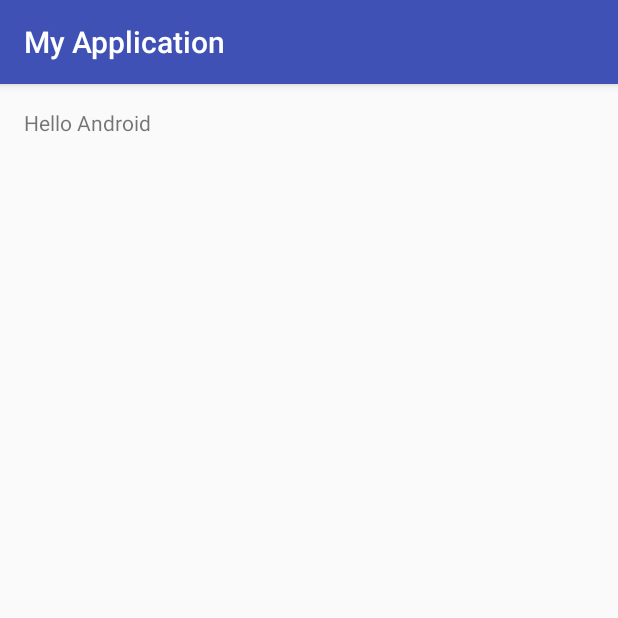
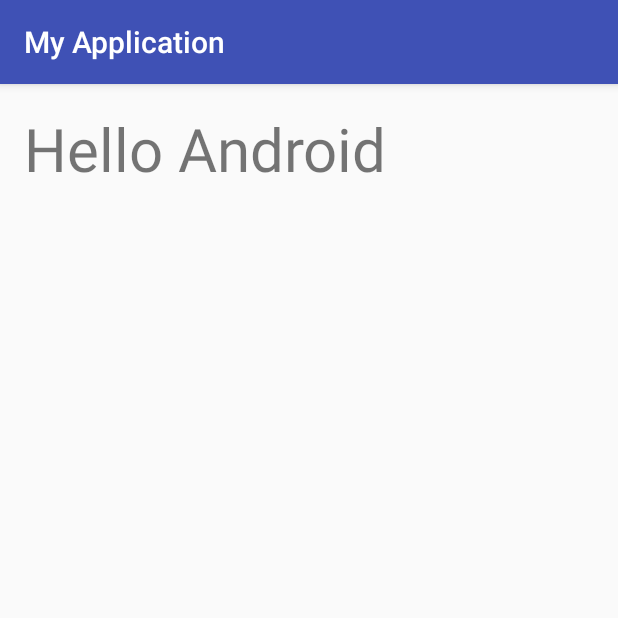
Before and after one commit to naoike/HelloAndroidApp, an Android app: the screen it shows after launch (MainActivity), on a phone screen of 412 x 824 dp, the top half of it. Run offline under Robolectric (Android 15) with nearby library versions, the phone set to English and light mode, and no system bars.

Commit message:
課題 HelloAndroidAppの変更

```diff
--- a/app/src/main/res/layout/activity_main.xml
+++ b/app/src/main/res/layout/activity_main.xml
@@ -15,5 +15,6 @@
     <TextView
         android:layout_width="wrap_content"
         android:layout_height="wrap_content"
-        android:text="Hello Android"/>
+        android:text="Hello Android"
+        android:textSize="40sp" />
 </LinearLayout>
```
